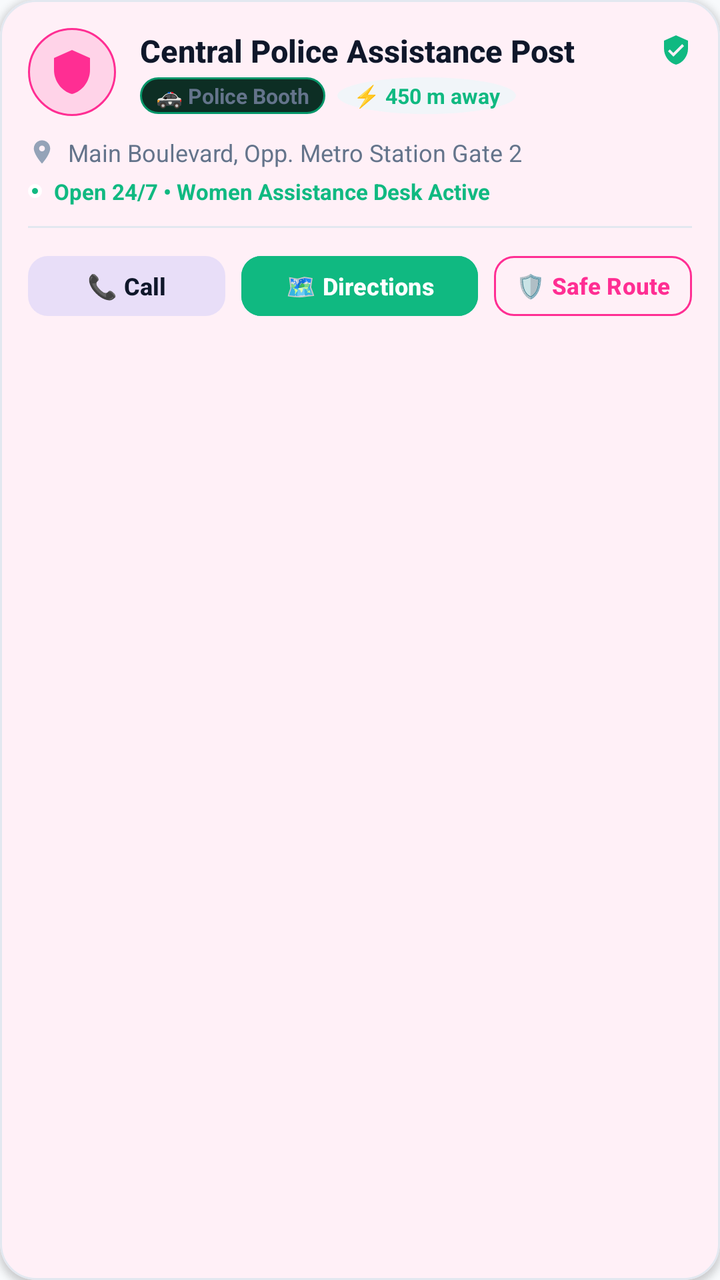
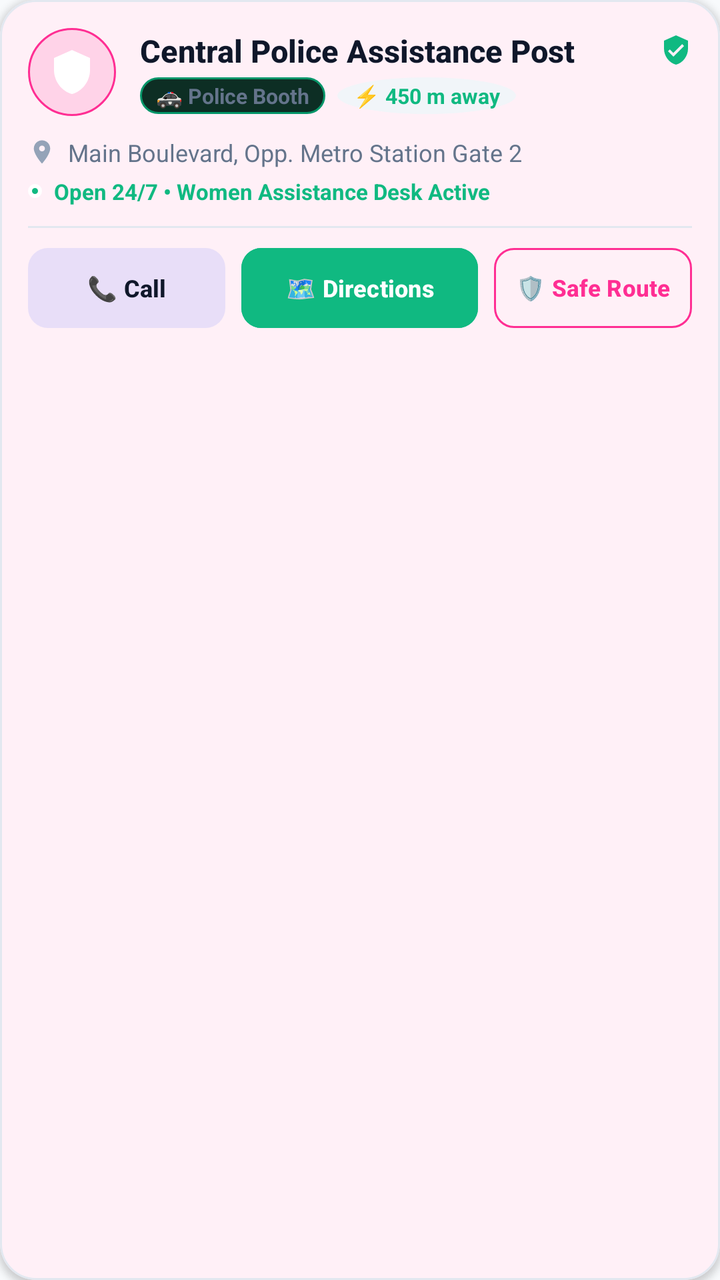

An Android layout rendered at two revisions. The XML below is the earlier revision; the diff shows what the commit changed to produce the second picture.
<!-- AndroidManifest.xml: application theme Theme.SheGuard -->
<!-- res/layout/view_safe_haven_item.xml -->
<?xml version="1.0" encoding="utf-8"?>
<com.google.android.material.card.MaterialCardView xmlns:android="http://schemas.android.com/apk/res/android"
    xmlns:app="http://schemas.android.com/apk/res-auto"
    xmlns:tools="http://schemas.android.com/tools"
    android:id="@+id/card_safe_haven_root"
    android:layout_width="match_parent"
    android:layout_height="wrap_content"
    android:layout_marginHorizontal="16dp"
    android:layout_marginVertical="6dp"
    android:clickable="true"
    android:focusable="true"
    app:cardBackgroundColor="@color/surface_card"
    app:cardCornerRadius="18dp"
    app:cardElevation="2dp"
    app:strokeColor="@color/surface_card_stroke"
    app:strokeWidth="1dp">

    <LinearLayout
        android:layout_width="match_parent"
        android:layout_height="wrap_content"
        android:orientation="vertical"
        android:padding="14dp">

        
        <LinearLayout
            android:layout_width="match_parent"
            android:layout_height="wrap_content"
            android:gravity="center_vertical"
            android:orientation="horizontal">

            
            <FrameLayout
                android:id="@+id/fl_icon_box"
                android:layout_width="44dp"
                android:layout_height="44dp"
                android:background="@drawable/bg_safety_chip_pink">

                <ImageView
                    android:id="@+id/iv_category_icon"
                    android:layout_width="24dp"
                    android:layout_height="24dp"
                    android:layout_gravity="center"
                    android:src="@drawable/ic_shield"
                    app:tint="?attr/themeAccent"
                    android:contentDescription="Category Icon" />
            </FrameLayout>

            
            <LinearLayout
                android:layout_width="0dp"
                android:layout_height="wrap_content"
                android:layout_marginStart="12dp"
                android:layout_weight="1"
                android:orientation="vertical">

                <LinearLayout
                    android:layout_width="match_parent"
                    android:layout_height="wrap_content"
                    android:gravity="center_vertical"
                    android:orientation="horizontal">

                    <TextView
                        android:id="@+id/tv_haven_name"
                        android:layout_width="0dp"
                        android:layout_height="wrap_content"
                        android:layout_weight="1"
                        android:ellipsize="end"
                        android:fontFamily="sans-serif-medium"
                        android:maxLines="1"
                        android:text="Central Police Assistance Post"
                        android:textColor="@color/textColorPrimary"
                        android:textSize="15.5sp"
                        android:textStyle="bold" />

                    <ImageView
                        android:id="@+id/iv_verified_badge"
                        android:layout_width="16dp"
                        android:layout_height="16dp"
                        android:layout_marginStart="4dp"
                        android:src="@drawable/ic_shield_check_vector"
                        app:tint="#10B981"
                        android:contentDescription="Verified" />
                </LinearLayout>

                
                <LinearLayout
                    android:layout_width="match_parent"
                    android:layout_height="wrap_content"
                    android:layout_marginTop="3dp"
                    android:gravity="center_vertical"
                    android:orientation="horizontal">

                    <TextView
                        android:id="@+id/tv_category_badge"
                        android:layout_width="wrap_content"
                        android:layout_height="wrap_content"
                        android:background="@drawable/bg_pill_low_crowd"
                        android:paddingHorizontal="8dp"
                        android:paddingVertical="2dp"
                        android:text="🚓 Police Booth"
                        android:textColor="@color/textColorSecondary"
                        android:textSize="10.5sp"
                        android:textStyle="bold" />

                    <TextView
                        android:id="@+id/tv_haven_distance"
                        android:layout_width="wrap_content"
                        android:layout_height="wrap_content"
                        android:layout_marginStart="6dp"
                        android:background="@drawable/bg_circle_arrow_chip"
                        android:paddingHorizontal="8dp"
                        android:paddingVertical="2dp"
                        android:text="⚡ 450 m away"
                        android:textColor="#10B981"
                        android:textSize="10.5sp"
                        android:textStyle="bold" />
                </LinearLayout>
            </LinearLayout>
        </LinearLayout>

        
        <LinearLayout
            android:layout_width="match_parent"
            android:layout_height="wrap_content"
            android:layout_marginTop="10dp"
            android:gravity="center_vertical"
            android:orientation="horizontal">

            <ImageView
                android:layout_width="14dp"
                android:layout_height="14dp"
                android:src="@drawable/ic_location_on"
                app:tint="@color/textColorMuted"
                android:contentDescription="Location" />

            <TextView
                android:id="@+id/tv_haven_address"
                android:layout_width="match_parent"
                android:layout_height="wrap_content"
                android:layout_marginStart="6dp"
                android:ellipsize="end"
                android:maxLines="1"
                android:text="Main Boulevard, Opp. Metro Station Gate 2"
                android:textColor="@color/textColorSecondary"
                android:textSize="12sp" />
        </LinearLayout>

        
        <LinearLayout
            android:layout_width="match_parent"
            android:layout_height="wrap_content"
            android:layout_marginTop="4dp"
            android:gravity="center_vertical"
            android:orientation="horizontal">

            <View
                android:layout_width="7dp"
                android:layout_height="7dp"
                android:background="@drawable/ic_badge_online_green" />

            <TextView
                android:id="@+id/tv_haven_status"
                android:layout_width="wrap_content"
                android:layout_height="wrap_content"
                android:layout_marginStart="6dp"
                android:text="Open 24/7 • Women Assistance Desk Active"
                android:textColor="#10B981"
                android:textSize="11sp"
                android:textStyle="bold" />
        </LinearLayout>

        
        <View
            android:layout_width="match_parent"
            android:layout_height="1dp"
            android:layout_marginTop="10dp"
            android:layout_marginBottom="10dp"
            android:background="@color/surface_card_stroke" />

        
        <LinearLayout
            android:layout_width="match_parent"
            android:layout_height="wrap_content"
            android:gravity="center_vertical"
            android:orientation="horizontal">

            
            <com.google.android.material.button.MaterialButton
                android:id="@+id/btn_call_haven"
                style="@style/Widget.Material3.Button.TonalButton"
                android:layout_width="0dp"
                android:layout_height="38dp"
                android:layout_marginEnd="4dp"
                android:layout_weight="1"
                android:paddingHorizontal="6dp"
                android:text="📞 Call"
                android:textColor="@color/textColorPrimary"
                android:textSize="12sp"
                android:textStyle="bold"
                app:cornerRadius="10dp" />

            
            <com.google.android.material.button.MaterialButton
                android:id="@+id/btn_directions_haven"
                style="@style/Widget.Material3.Button"
                android:layout_width="0dp"
                android:layout_height="38dp"
                android:layout_marginStart="4dp"
                android:layout_marginEnd="4dp"
                android:layout_weight="1.2"
                android:backgroundTint="#10B981"
                android:paddingHorizontal="6dp"
                android:text="🗺️ Directions"
                android:textColor="#FFFFFF"
                android:textSize="12sp"
                android:textStyle="bold"
                app:cornerRadius="10dp" />

            
            <com.google.android.material.button.MaterialButton
                android:id="@+id/btn_safe_walk_haven"
                style="@style/Widget.Material3.Button.OutlinedButton"
                android:layout_width="0dp"
                android:layout_height="38dp"
                android:layout_marginStart="4dp"
                android:layout_weight="1"
                android:paddingHorizontal="4dp"
                android:text="🛡️ Safe Route"
                android:textColor="?attr/themeAccent"
                android:textSize="11.5sp"
                android:textStyle="bold"
                app:cornerRadius="10dp"
                app:strokeColor="?attr/themeAccent"
                app:strokeWidth="1dp" />
        </LinearLayout>
    </LinearLayout>
</com.google.android.material.card.MaterialCardView>
<!-- resources referenced by this layout -->
<resources>
  <color name="surface_card">#FFFFFF</color>
  <color name="surface_card_stroke">#E2E8F0</color>
  <color name="textColorMuted">#94A3B8</color>
  <color name="textColorPrimary">#0F172A</color>
  <color name="textColorSecondary">#64748B</color>
  <!-- drawable bg_circle_arrow_chip (drawable) -->
  <?xml version="1.0" encoding="utf-8"?>
  <shape xmlns:android="http://schemas.android.com/apk/res/android"
      android:shape="oval">
      <solid android:color="@color/surface_card_secondary" />
  </shape>
  <!-- drawable bg_pill_low_crowd (drawable) -->
  <?xml version="1.0" encoding="utf-8"?>
  <shape xmlns:android="http://schemas.android.com/apk/res/android"
      android:shape="rectangle">
      <solid android:color="#0D2E24" />
      <corners android:radius="14dp" />
      <stroke
          android:width="1dp"
          android:color="#059669" />
  </shape>
  <!-- drawable bg_safety_chip_pink (drawable) -->
  <?xml version="1.0" encoding="utf-8"?>
  <shape xmlns:android="http://schemas.android.com/apk/res/android"
      android:shape="oval">
      <solid android:color="?attr/themeAccentSubtle" />
      <stroke
          android:width="1dp"
          android:color="?attr/themeAccent" />
  </shape>
  <!-- drawable ic_badge_online_green (drawable) -->
  <?xml version="1.0" encoding="utf-8"?>
  <shape xmlns:android="http://schemas.android.com/apk/res/android"
      android:shape="oval">
      <solid android:color="#10B981" />
      <stroke
          android:width="2dp"
          android:color="#FFFFFF" />
  </shape>
  <!-- drawable ic_location_on (drawable) -->
  <vector xmlns:android="http://schemas.android.com/apk/res/android"
      android:width="24dp"
      android:height="24dp"
      android:viewportWidth="24"
      android:viewportHeight="24">
      <path
          android:fillColor="#FFFFFFFF"
          android:pathData="M12,2C8.13,2 5,5.13 5,9c0,5.25 7,13 7,13s7,-7.75 7,-13c0,-3.87 -3.13,-7 -7,-7zm0,9.5c-1.38,0 -2.5,-1.12 -2.5,-2.5s1.12,-2.5 2.5,-2.5 2.5,1.12 2.5,2.5 -1.12,2.5 -2.5,2.5z"/>
  </vector>
  <!-- drawable ic_shield (drawable) -->
  <vector xmlns:android="http://schemas.android.com/apk/res/android"
      android:width="24dp"
      android:height="24dp"
      android:viewportWidth="24"
      android:viewportHeight="24">
      <path
          android:fillColor="#FFFFFFFF"
          android:pathData="M12,1L3,5v6c0,5.55 3.84,10.74 9,12 5.16,-1.26 9,-6.45 9,-12V5l-9,-4z"/>
  </vector>
  <!-- drawable ic_shield_check_vector (drawable) -->
  <?xml version="1.0" encoding="utf-8"?>
  <vector xmlns:android="http://schemas.android.com/apk/res/android"
      android:width="24dp"
      android:height="24dp"
      android:viewportWidth="24"
      android:viewportHeight="24">
      <path
          android:fillColor="#FFFFFFFF"
          android:pathData="M12,1L3,5v6c0,5.55 3.84,10.74 9,12 5.16,-1.26 9,-6.45 9,-12V5l-9,-4zm-2,16l-4,-4 1.41,-1.41L10,14.17l6.59,-6.59L18,9l-8,8z" />
  </vector>
  <style name="Theme.SheGuard" parent="Base.Theme.SheGuard" />
  <color name="surface_card_secondary">#F1F5F9</color>
  <color name="accent_pink">#FF2E93</color>
  <color name="colorPrimaryDark">#D81173</color>
  <color name="colorPinkSubtle">#26FF2E93</color>
  <color name="surface_background">#F8FAFC</color>
  <color name="color_surface_variant">#F1F5F9</color>
  <style name="Widget.SheGuard.RadioButton.Pink" parent="Widget.MaterialComponents.CompoundButton.RadioButton">
          <item name="materialThemeOverlay">@style/ThemeOverlay.SheGuard.RadioButton.Pink</item>
      </style>
  <style name="Widget.SheGuard.Switch.Pink" parent="Widget.Material3.CompoundButton.MaterialSwitch">
          <item name="thumbTint">@color/accent_pink</item>
      </style>
  <style name="Widget.SheGuard.Checkbox.Pink" parent="Widget.Material3.CompoundButton.CheckBox">
          <item name="buttonTint">@color/accent_pink</item>
      </style>
  <style name="ThemeOverlay.SheGuard.RadioButton.Pink" parent="">
          <item name="colorOnSurface">@color/accent_pink</item>
          <item name="colorSecondary">@color/accent_pink</item>
      </style>
  <!-- unchanged entries left out for length: 1 -->
</resources>

<!-- the commit's change to res/layout/view_safe_haven_item.xml (unified diff, before → after) -->
@@ -41,7 +41,6 @@
                     android:layout_height="24dp"
                     android:layout_gravity="center"
                     android:src="@drawable/ic_shield"
-                    app:tint="?attr/themeAccent"
                     android:contentDescription="Category Icon" />
             </FrameLayout>
 
@@ -189,9 +188,13 @@
                 android:id="@+id/btn_call_haven"
                 style="@style/Widget.Material3.Button.TonalButton"
                 android:layout_width="0dp"
-                android:layout_height="38dp"
+                android:layout_height="40dp"
                 android:layout_marginEnd="4dp"
                 android:layout_weight="1"
+                android:insetTop="0dp"
+                android:insetBottom="0dp"
+                android:minHeight="0dp"
+                android:minWidth="0dp"
                 android:paddingHorizontal="6dp"
                 android:text="📞 Call"
                 android:textColor="@color/textColorPrimary"
@@ -204,10 +207,14 @@
                 android:id="@+id/btn_directions_haven"
                 style="@style/Widget.Material3.Button"
                 android:layout_width="0dp"
-                android:layout_height="38dp"
+                android:layout_height="40dp"
                 android:layout_marginStart="4dp"
                 android:layout_marginEnd="4dp"
                 android:layout_weight="1.2"
+                android:insetTop="0dp"
+                android:insetBottom="0dp"
+                android:minHeight="0dp"
+                android:minWidth="0dp"
                 android:backgroundTint="#10B981"
                 android:paddingHorizontal="6dp"
                 android:text="🗺️ Directions"
@@ -221,9 +228,13 @@
                 android:id="@+id/btn_safe_walk_haven"
                 style="@style/Widget.Material3.Button.OutlinedButton"
                 android:layout_width="0dp"
-                android:layout_height="38dp"
+                android:layout_height="40dp"
                 android:layout_marginStart="4dp"
                 android:layout_weight="1"
+                android:insetTop="0dp"
+                android:insetBottom="0dp"
+                android:minHeight="0dp"
+                android:minWidth="0dp"
                 android:paddingHorizontal="4dp"
                 android:text="🛡️ Safe Route"
                 android:textColor="?attr/themeAccent"
